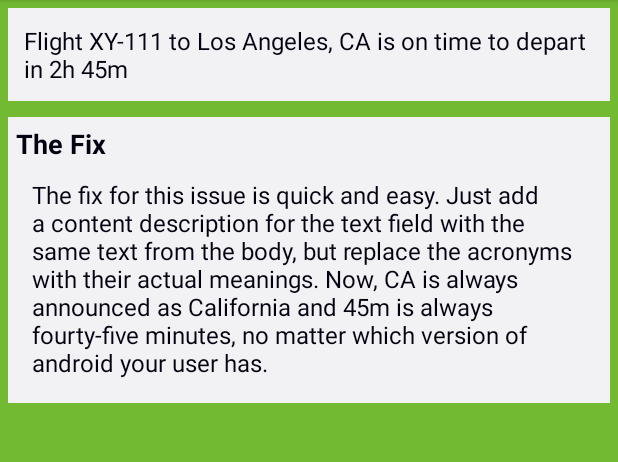
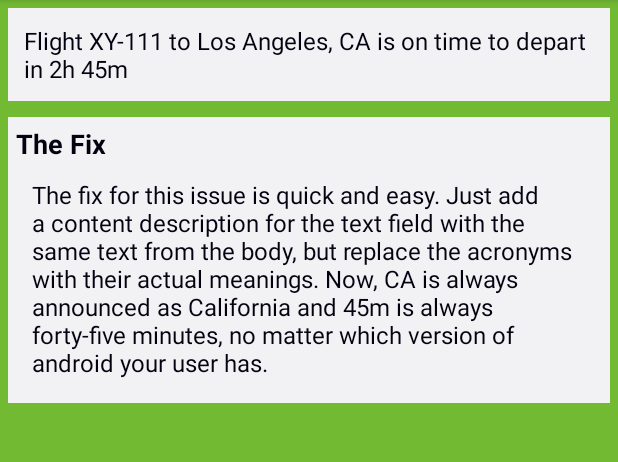
Before and after one commit to dequelabs/Deque-University-for-Android, an Android app: the fragment AcronymAnnouncementFixedFragment shown on its own in the app's theme, on a phone screen of 412 x 824 dp, the part 84-546 px from its top. Run offline under Robolectric (Android 15) with nearby library versions, the phone set to English and light mode, and no system bars; 1 statement that could not run was skipped.

Commit message:
fix the way 45m is said in the fixed explanation

```diff
--- a/app/src/main/res/layout/fragment_acronym_announcement_fixed.xml
+++ b/app/src/main/res/layout/fragment_acronym_announcement_fixed.xml
@@ -47,6 +47,7 @@
                 android:layout_height="wrap_content"
                 android:text="@string/aac_acronym_the_fix"
                 android:padding="@dimen/aac_global_border"
+                android:contentDescription="@string/aac_acronym_the_fix_cont_desc"
                 android:textAppearance="@style/AACTextAppearance.body"
                 android:background="@color/aac_worldspace_white"
                 android:layout_margin="5dp"/>
--- a/app/src/main/res/values/strings.xml
+++ b/app/src/main/res/values/strings.xml
@@ -154,9 +154,10 @@
     <string name="aac_acronym_about_cont_desc">Sometimes Developers use <i>acronyms</i> in their apps to shorten verbose and commonly used phrases. Unfortunately, to an unsighted user, these <i>acronyms</i> are often read out incorrectly by voiceover. This can be quite confusing since an unsighted user cannot tell when it is an <i>acronym</i> being read or simply regular text. This story demonstrates the challenges that <i>acronyms</i> create, and shows how to fix the issue.</string>
     <string name="aac_acronym_about_talkback">With many different versions of Android out there, each coming with a different preinstalled version of <i>TalkBack</i>, predicting how the device will interpret any given <i>acronym</i> can be difficult. To avoid confusing users who use <i>TalkBack</i>, we must find a solution such that the software <i>always</i> knows what an <i>acronym</i> means.</string>
     <string name="aac_acronym_broken_flight">Flight XY-111 to Los Angeles, CA is on time to depart in 2h 45m</string>
-    <string name="aac_acronym_broken_whats_wrong">Depending on what version of Android your device is running, CA -- meaning California -- may have been read out by TalkBack as: \'Certificate Authority\'. Another possible talkback bug, 2h 45m -- meaning \'two hours and fourty-five minutes\' -- May have announced as \'two hours and fourty-five meters\'. As you can probably see, this could become very problematic for an unsighted user.</string>
-    <string name="aac_acronym_flight_cont_desc">Flight X Y 111 to Los Angeles, California is on time to depart in two hours and fourty-five minutes</string>
-    <string name="aac_acronym_the_fix">The fix for this issue is quick and easy. Just add a content description for the text field with the same text from the body, but replace the acronyms with their actual meanings. Now, CA is always announced as California and 45m is always fourty-five minutes, no matter which version of android your user has.</string>
+    <string name="aac_acronym_broken_whats_wrong">Depending on what version of Android your device is running, CA -- meaning California -- may have been read out by TalkBack as: \'Certificate Authority\'. Another possible talkback bug, 2h 45m -- meaning \'two hours and forty-five minutes\' -- May have announced as \'two hours and forty-five meters\'. As you can probably see, this could become very problematic for an unsighted user.</string>
+    <string name="aac_acronym_flight_cont_desc">Flight X Y 111 to Los Angeles, California is on time to depart in two hours and forty-five minutes</string>
+    <string name="aac_acronym_the_fix">The fix for this issue is quick and easy. Just add a content description for the text field with the same text from the body, but replace the acronyms with their actual meanings. Now, CA is always announced as California and 45m is always forty-five minutes, no matter which version of android your user has.</string>
+    <string name="aac_acronym_the_fix_cont_desc">The fix for this issue is quick and easy. Just add a content description for the text field with the same text from the body, but replace the acronyms with their actual meanings. Now, C-A is always announced as California and forty-five M is always forty-five minutes, no matter which version of android your user has.</string>
 
     <!-- TalkBack Simulation Story -->
     <string name="aac_talkBack_sim_title">TalkBack Simulation</string>
```
